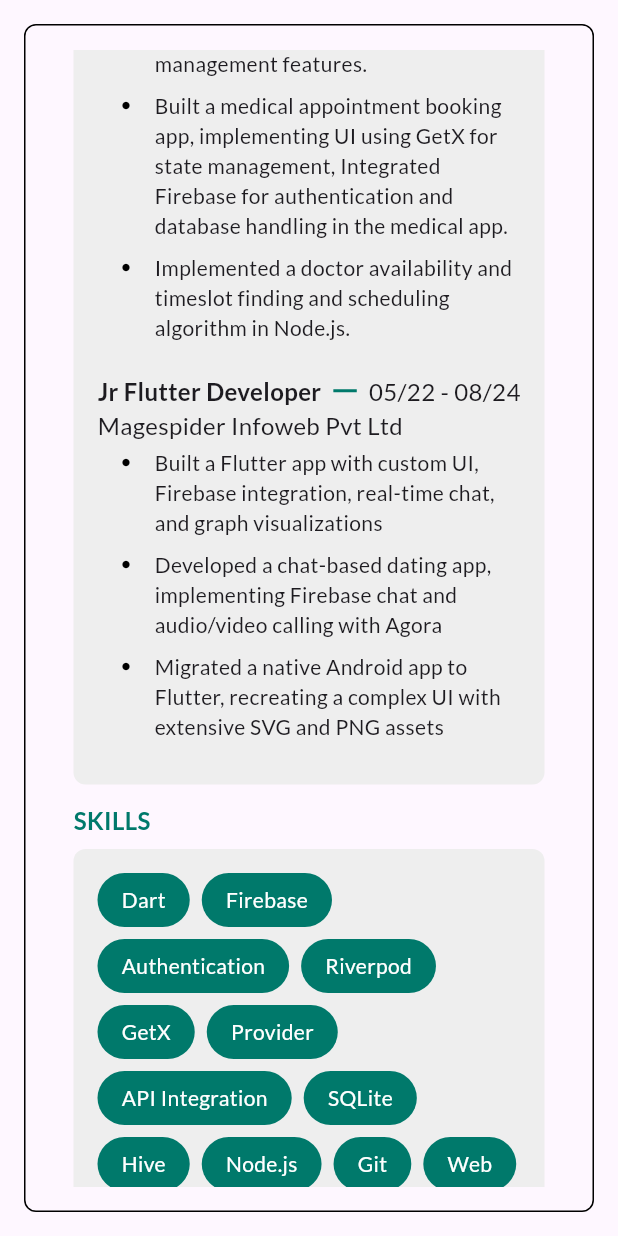
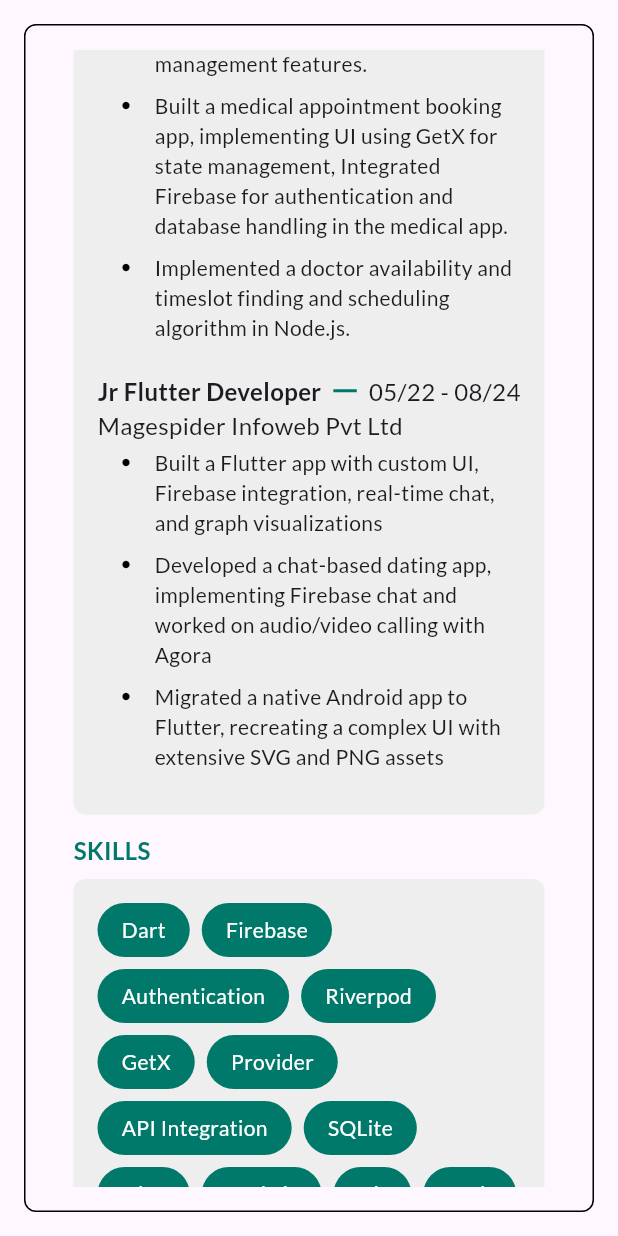
Before and after one commit to priyankprmr/portfolio, a Flutter app: the screen it shows after launch, scrolled down 576 dp, on a phone screen of 412 x 824 dp. Run offline on Flutter 3.47's test engine with Material 3 defaults, Android fonts, the phone set to English and light mode, and no system bars; our stand-ins replace google_fonts, web.

Commit message:
- removed agora text

```diff
--- a/lib/views/widgets/skills_widget.dart
+++ b/lib/views/widgets/skills_widget.dart
@@ -20,7 +20,6 @@ class SkillsWidget extends StatelessWidget {
     'Git',
     'Web',
     'Figma',
-    'Agora SDK',
   ];
 
   @override
--- a/lib/views/widgets/work_experience_widget.dart
+++ b/lib/views/widgets/work_experience_widget.dart
@@ -54,7 +54,7 @@ class WorkExperienceWidget extends StatelessWidget {
                   duration: '05/22 - 08/24',
                   workSummary: [
                     'Built a Flutter app with custom UI, Firebase integration, real-time chat, and graph visualizations',
-                    'Developed a chat-based dating app, implementing Firebase chat and audio/video calling with Agora',
+                    'Developed a chat-based dating app, implementing Firebase chat and worked on audio/video calling with Agora',
                     'Migrated a native Android app to Flutter, recreating a complex UI with extensive SVG and PNG assets',
                   ],
                 ),
```
